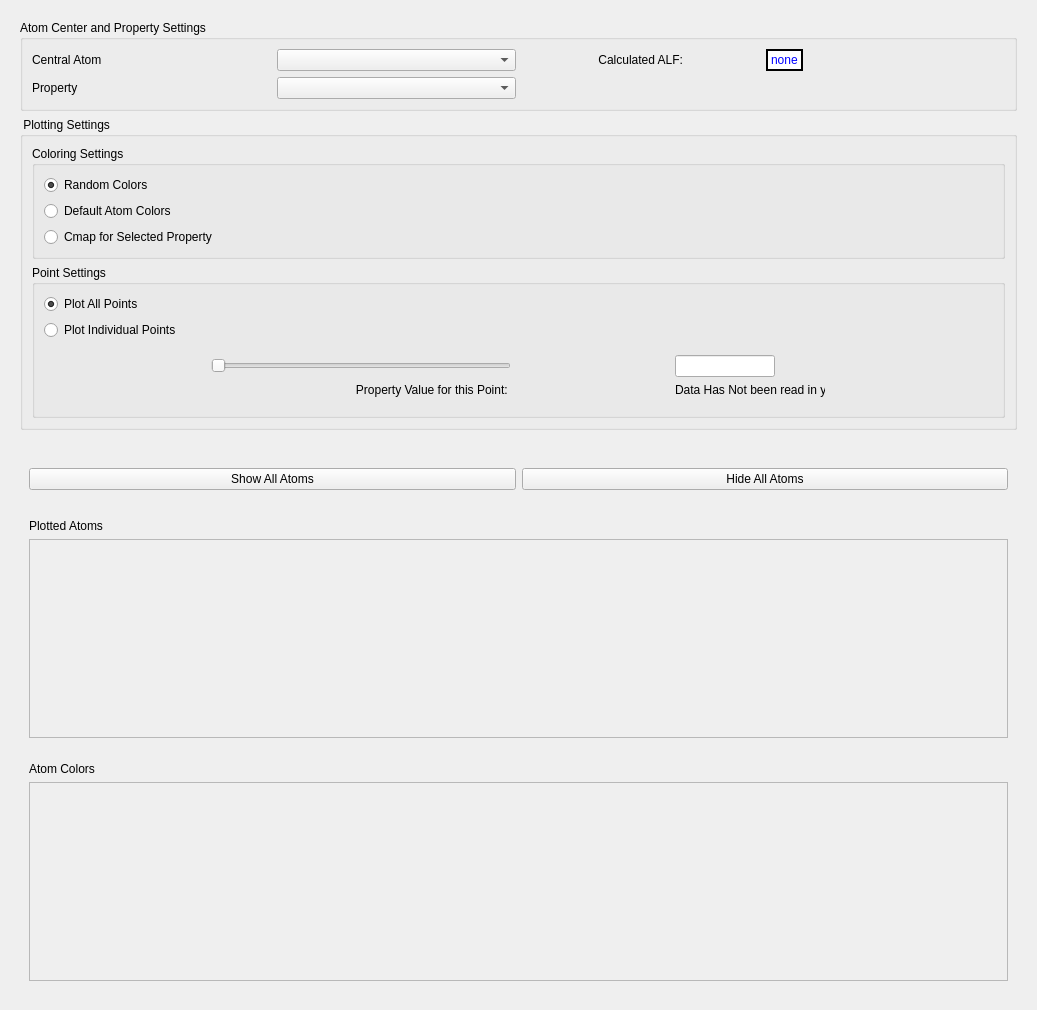
Above: src/new_dataset.ui from m-julian/ALFVisualizer before the change. Below: the same form after it.
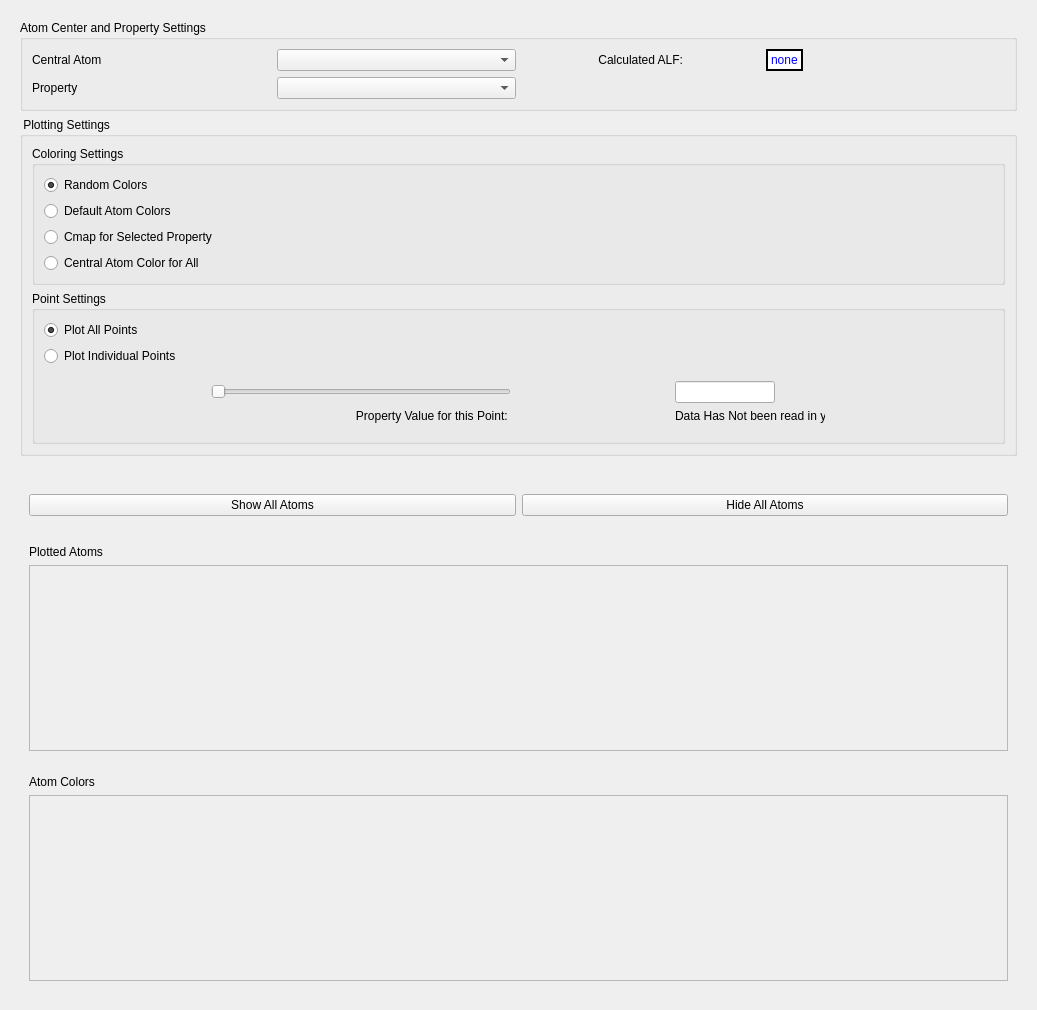
That is the form after the change.

Commit message: working version with colors bug

The edit to the form file:
```diff
--- a/src/new_dataset.ui
+++ b/src/new_dataset.ui
@@ -218,6 +218,19 @@
               <property name="text">
                <string>Cmap for Selected Property</string>
               </property>
+              <attribute name="buttonGroup">
+               <string notr="true">color_settings_button_group</string>
+              </attribute>
+             </widget>
+            </item>
+            <item>
+             <widget class="QRadioButton" name="central_atom_color_for_all_radio">
+              <property name="text">
+               <string>Central Atom Color for All</string>
+              </property>
+              <attribute name="buttonGroup">
+               <string notr="true">color_settings_button_group</string>
+              </attribute>
              </widget>
             </item>
            </layout>
@@ -271,7 +284,7 @@
               <x>0</x>
               <y>0</y>
               <width>981</width>
-              <height>226</height>
+              <height>215</height>
              </rect>
             </property>
             <layout class="QGridLayout" name="gridLayout_27"/>
@@ -340,7 +353,7 @@
               <x>0</x>
               <y>0</y>
               <width>981</width>
-              <height>226</height>
+              <height>214</height>
              </rect>
             </property>
             <layout class="QGridLayout" name="gridLayout_28"/>
```
Left out of the diff: 16 changed lines with no effect on the pictures. The commit also changes 4 other files.
